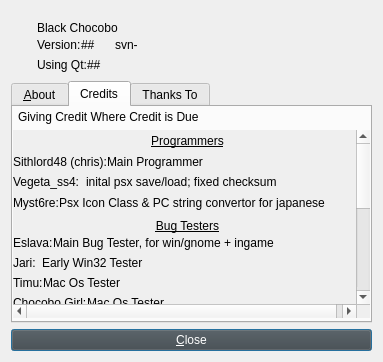
Above: about.ui from sithlord48/blackchocobo before the change. Below: the same form after it.
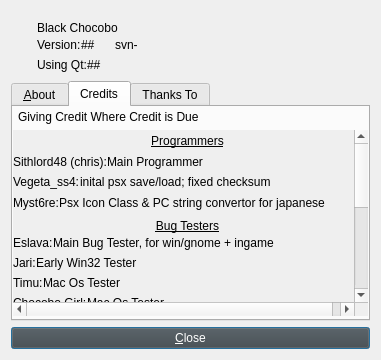
That is the form after the change. The open tabs and pages were chosen to show the change. Icons and pictures are not drawn.

Commit message: cleaned up default items in the ui files(need to do mainwindow still). updated the new default save stuff in options and mainwindow no longer trys to set a default for it

```diff
--- a/about.ui
+++ b/about.ui
@@ -9,28 +9,10 @@
    <rect>
     <x>0</x>
     <y>0</y>
-    <width>383</width>
-    <height>362</height>
+    <width>381</width>
+    <height>360</height>
    </rect>
   </property>
-  <property name="sizePolicy">
-   <sizepolicy hsizetype="Preferred" vsizetype="Preferred">
-    <horstretch>0</horstretch>
-    <verstretch>0</verstretch>
-   </sizepolicy>
-  </property>
-  <property name="minimumSize">
-   <size>
-    <width>0</width>
-    <height>0</height>
-   </size>
-  </property>
-  <property name="maximumSize">
-   <size>
-    <width>1677215</width>
-    <height>1677215</height>
-   </size>
-  </property>
   <property name="windowTitle">
    <string>About Black Chocobo</string>
   </property>
@@ -308,21 +290,12 @@
    </item>
    <item>
     <widget class="QTabWidget" name="tabWidget">
-     <property name="sizePolicy">
-      <sizepolicy hsizetype="Expanding" vsizetype="Expanding">
-       <horstretch>0</horstretch>
-       <verstretch>0</verstretch>
-      </sizepolicy>
-     </property>
      <property name="contextMenuPolicy">
       <enum>Qt::DefaultContextMenu</enum>
      </property>
      <property name="currentIndex">
       <number>0</number>
      </property>
-     <property name="usesScrollButtons">
-      <bool>true</bool>
-     </property>
      <widget class="QWidget" name="tab_about">
       <attribute name="title">
        <string>&amp;About</string>
@@ -912,9 +885,6 @@
        <string>Credits</string>
       </attribute>
       <layout class="QVBoxLayout" name="verticalLayout_5">
-       <property name="spacing">
-        <number>-1</number>
-       </property>
        <property name="leftMargin">
         <number>0</number>
        </property>
@@ -945,24 +915,9 @@
        </item>
        <item>
         <widget class="QScrollArea" name="scrollArea">
-         <property name="sizePolicy">
-          <sizepolicy hsizetype="Preferred" vsizetype="Preferred">
-           <horstretch>0</horstretch>
-           <verstretch>0</verstretch>
-          </sizepolicy>
-         </property>
          <property name="frameShape">
           <enum>QFrame::NoFrame</enum>
          </property>
-         <property name="horizontalScrollBarPolicy">
-          <enum>Qt::ScrollBarAsNeeded</enum>
-         </property>
-         <property name="widgetResizable">
-          <bool>false</bool>
-         </property>
-         <property name="alignment">
-          <set>Qt::AlignCenter</set>
-         </property>
          <widget class="QWidget" name="scrollAreaWidgetContents">
           <property name="geometry">
            <rect>
@@ -972,12 +927,6 @@
             <height>392</height>
            </rect>
           </property>
-          <property name="sizePolicy">
-           <sizepolicy hsizetype="MinimumExpanding" vsizetype="Preferred">
-            <horstretch>0</horstretch>
-            <verstretch>0</verstretch>
-           </sizepolicy>
-          </property>
           <layout class="QVBoxLayout" name="verticalLayout_9">
            <property name="margin">
             <number>0</number>
@@ -1043,9 +992,6 @@
              </item>
              <item>
               <layout class="QHBoxLayout" name="horizontalLayout_5">
-               <property name="spacing">
-                <number>6</number>
-               </property>
                <item>
                 <widget class="QLabel" name="label_4">
                  <property name="text">
@@ -1065,9 +1011,6 @@
                  <property name="orientation">
                   <enum>Qt::Horizontal</enum>
                  </property>
-                 <property name="sizeType">
-                  <enum>QSizePolicy::Expanding</enum>
-                 </property>
                  <property name="sizeHint" stdset="0">
                   <size>
                    <width>40</width>
@@ -1172,9 +1115,6 @@
              </item>
              <item>
               <layout class="QHBoxLayout" name="horizontalLayout_7">
-               <property name="spacing">
-                <number>6</number>
-               </property>
                <item>
                 <widget class="QLabel" name="label_7">
                  <property name="text">
@@ -1860,9 +1800,6 @@
    </item>
    <item>
     <layout class="QHBoxLayout" name="horizontalLayout">
-     <property name="spacing">
-      <number>6</number>
-     </property>
      <item>
       <widget class="QPushButton" name="pushButton">
        <property name="minimumSize">
@@ -1883,12 +1820,6 @@
         <iconset resource="images.qrc">
          <normaloff>:/icon/quit</normaloff>:/icon/quit</iconset>
        </property>
-       <property name="default">
-        <bool>false</bool>
-       </property>
-       <property name="flat">
-        <bool>false</bool>
-       </property>
       </widget>
      </item>
     </layout>
```
Left out of the diff: 104 changed lines with no effect on the pictures. The commit also changes 5 other files.
